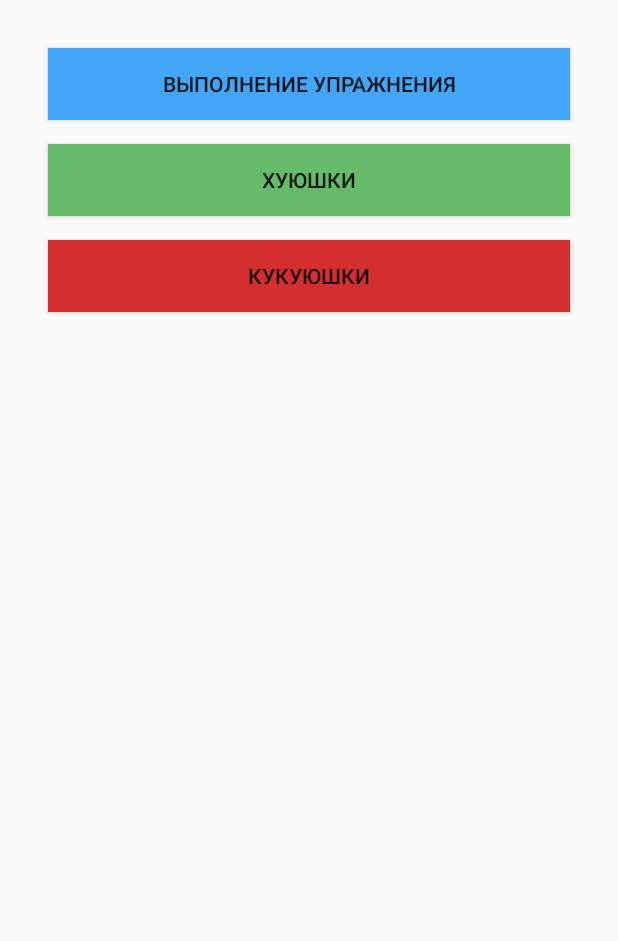
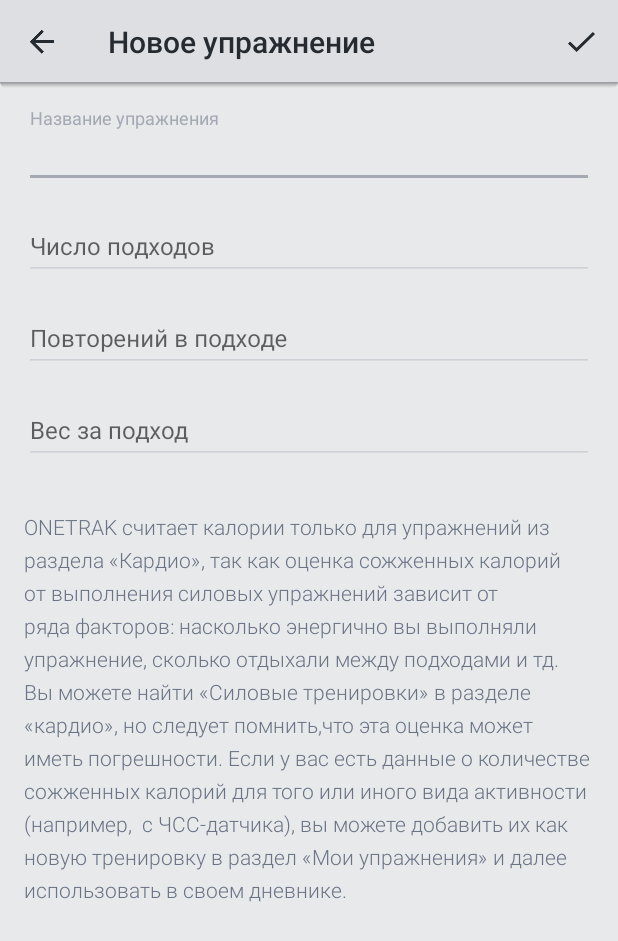
Before and after one commit to Khavronsky/UnitedExercises, an Android app: the screen it shows after launch (MainActivity before the commit, CreatePowerExerciseActivity after it), after a tap on "КУКУЮШКИ", on a phone screen of 412 x 824 dp. Shown: the top 941 px of the screen. Run offline under Robolectric (Android 15) with nearby library versions, the phone set to English and light mode, and no system bars; our stand-ins replace ButterKnife.

Commit message:
added CreatePowerExActivity without pickers

```diff
--- a/app/src/main/AndroidManifest.xml
+++ b/app/src/main/AndroidManifest.xml
@@ -23,6 +23,8 @@
             android:screenOrientation="portrait" />
         <activity android:name=".create_new_exercises.new_cardio_exercise.CreateCardioExerciseActivity"
             android:screenOrientation="portrait" />
+        <activity android:name=".create_new_exercises.new_power_exercise.CreatePowerExerciseActivity"
+            android:screenOrientation="portrait" />
     </application>
 
 </manifest>
--- a/app/src/main/java/com/khavronsky/unitedexercises/MainActivity.java
+++ b/app/src/main/java/com/khavronsky/unitedexercises/MainActivity.java
@@ -1,6 +1,7 @@
 package com.khavronsky.unitedexercises;
 
 import com.khavronsky.unitedexercises.create_new_exercises.new_cardio_exercise.CreateCardioExerciseActivity;
+import com.khavronsky.unitedexercises.create_new_exercises.new_power_exercise.CreatePowerExerciseActivity;
 import com.khavronsky.unitedexercises.exercise_performance.ExercisePerformActivity;
 
 import android.content.Intent;
@@ -35,6 +36,7 @@ public class MainActivity extends AppCompatActivity {
                 startActivity(new Intent(this, CreateCardioExerciseActivity.class));
                 break;
             case R.id.btn3:
+                startActivity(new Intent(this, CreatePowerExerciseActivity.class));
                 break;
         }
     }
--- /dev/null
+++ b/app/src/main/java/com/khavronsky/unitedexercises/create_new_exercises/new_power_exercise/CreatePowerExerciseActivity.java
@@ -0,0 +1,176 @@
+package com.khavronsky.unitedexercises.create_new_exercises.new_power_exercise;
+
+import com.khavronsky.unitedexercises.R;
+import com.khavronsky.unitedexercises.exercises_models.PowerExerciseModel;
+import com.khavronsky.unitedexercises.import_from_grand_project.IntNumPickerFragment;
+
+import android.os.Bundle;
+import android.support.v7.app.AppCompatActivity;
+import android.support.v7.widget.Toolbar;
+import android.text.Editable;
+import android.text.TextWatcher;
+import android.view.Menu;
+import android.view.MenuItem;
+import android.view.View;
+import android.widget.EditText;
+import android.widget.Toast;
+
+import butterknife.BindView;
+import butterknife.ButterKnife;
+import butterknife.OnClick;
+
+public class CreatePowerExerciseActivity extends AppCompatActivity implements View.OnClickListener {
+
+    TextWatcher mTextWatcher;
+
+    @BindView(R.id.toolbar)
+    Toolbar mToolbar;
+
+    @BindView(R.id.ex_title)
+    EditText mExTitle;
+
+    @BindView(R.id.ex_sets)
+    EditText mExSets;
+
+    @BindView(R.id.ex_repeats)
+    EditText mExRepeats;
+
+    @BindView(R.id.ex_weight)
+    EditText mExWeight;
+
+    private PowerExerciseModel mPowerExerciseModel;
+
+    private IntNumPickerFragment mIntNumPickerDialog;
+
+    public void setPowerExerciseModel(final PowerExerciseModel powerExerciseModel) {
+        mPowerExerciseModel = powerExerciseModel;
+    }
+
+    @OnClick({R.id.ex_sets, R.id.ex_repeats, R.id.ex_weight})
+    public void onViewClicked(View view) {
+        switch (view.getId()) {
+            case R.id.ex_sets:
+                break;
+            case R.id.ex_repeats:
+                break;
+            case R.id.ex_weight:
+                break;
+        }
+    }
+
+//    void showIntPicker(int min, int max, int currentVal, int onePointVal) {
+//        if (mIntNumPickerDialog == null) {
+//            mIntNumPickerDialog = IntNumPickerFragment.newInstance(min, max, currentVal, onePointVal);
+//            mIntNumPickerDialog.setCallback(this);
+//            mIntNumPickerDialog.show(getSupportFragmentManager(), "picker");
+//        }
+//    }
+
+    @Override
+    protected void onCreate(Bundle savedInstanceState) {
+        super.onCreate(savedInstanceState);
+
+        setContentView(R.layout.create_power_ex_activity);
+        ButterKnife.bind(this);
+        setToolbar();
+        setEditText(mPowerExerciseModel);
+        setPowerExerciseModel(new PowerExerciseModel());
+    }
+
+    private void setEditText(PowerExerciseModel powerExerciseModel) {
+
+        if (powerExerciseModel != null) {
+
+            mExTitle.setText(powerExerciseModel.getTitle());
+            mExSets.setText(powerExerciseModel.getSets());
+            mExRepeats.setText(powerExerciseModel.getRepeats());
+            mExWeight.setText(powerExerciseModel.getWeight());
+        }
+        mTextWatcher = new TextWatcher() {
+            @Override
+            public void beforeTextChanged(final CharSequence s, final int start, final int count,
+                    final int after) {
+            }
+
+            @Override
+            public void onTextChanged(final CharSequence s, final int start, final int before, final int count) {
+            }
+
+            @Override
+            public void afterTextChanged(final Editable s) {
+                try {
+                    if (Integer.parseInt(String.valueOf(s)) == 0) {
+                        s.clear();
+                    }
+                } catch (NumberFormatException e) {
+                }
+            }
+        };
+        mExTitle.addTextChangedListener(mTextWatcher);
+        mExSets.addTextChangedListener(mTextWatcher);
+        mExRepeats.addTextChangedListener(mTextWatcher);
+        mExWeight.addTextChangedListener(mTextWatcher);
+
+    }
+
+    void setToolbar() {
+        mToolbar = (Toolbar) findViewById(R.id.toolbar);
+        mToolbar.setTitle("Новое упражнение");
+        setSupportActionBar(mToolbar);
+        mToolbar.inflateMenu(R.menu.menu);
+        mToolbar.setNavigationOnClickListener(this);
+        mToolbar.setNavigationIcon(R.drawable.arrow_back);
+    }
+
+    private boolean saveExercise() {
+        if (mExTitle.getText().length() == 0) {
+            Toast.makeText(this, "Ойойой1", Toast.LENGTH_SHORT).show();
+            return false;
+        }
+        if (mExSets.getText().length() == 0) {
+            Toast.makeText(this, "Ойойой2", Toast.LENGTH_SHORT).show();
+            return false;
+        }
+        if (mExRepeats.getText().length() == 0) {
+            Toast.makeText(this, "Ойойой3", Toast.LENGTH_SHORT).show();
+            return false;
+        }
+        if (mExWeight.getText().length() == 0) {
+            Toast.makeText(this, "Ойойой4", Toast.LENGTH_SHORT).show();
+            return false;
+        }
+        mPowerExerciseModel
+                .setSets(Integer.parseInt(String.valueOf(mExSets.getText())))
+                .setRepeats(Integer.parseInt(String.valueOf(mExRepeats.getText())))
+                .setWeight(Integer.parseInt(String.valueOf(mExWeight.getText())))
+                .setTitle(String.valueOf(mExTitle.getText()))
+        ;
+        return true;
+    }
+
+    @Override
+    public void onClick(final View v) {
+        onBackPressed();
+    }
+
+
+    @Override
+    public boolean onCreateOptionsMenu(Menu menu) {
+        getMenuInflater().inflate(R.menu.menu, menu);
+        return true;
+    }
+
+    @Override
+    public boolean onOptionsItemSelected(MenuItem item) {
+        int id = item.getItemId();
+        if (id == R.id.save) {
+            boolean qwe = saveExercise();
+            if (qwe) {
+                Toast.makeText(this, "SAVE", Toast.LENGTH_SHORT).show();
+                finish();
+            }
+            return qwe;
+        }
+        return super.onOptionsItemSelected(item);
+    }
+}
--- /dev/null
+++ b/app/src/main/res/layout/create_power_ex_activity.xml
@@ -0,0 +1,115 @@
+<?xml version="1.0" encoding="utf-8"?>
+<RelativeLayout xmlns:android="http://schemas.android.com/apk/res/android"
+    xmlns:app="http://schemas.android.com/apk/res-auto"
+    xmlns:tools="http://schemas.android.com/tools"
+    android:layout_width="match_parent"
+    android:layout_height="match_parent"
+    android:layout_gravity="center"
+    android:background="@color/bg"
+    android:orientation="vertical">
+
+    <include
+        android:id="@+id/toolbar"
+        layout="@layout/layout_toolbar" />
+
+    <View
+        android:id="@+id/actionBaShadowView"
+        android:layout_width="match_parent"
+        android:layout_height="4dp"
+        android:layout_below="@+id/toolbar"
+        android:layout_marginTop="-1dp"
+        android:background="@drawable/bottom_shadow_dark" />
+
+    <android.support.v4.widget.NestedScrollView
+        android:layout_width="match_parent"
+        android:layout_height="wrap_content"
+        android:layout_below="@+id/toolbar"
+        app:theme="@style/EditText">
+
+        <LinearLayout
+            android:layout_width="match_parent"
+            android:layout_height="wrap_content"
+            android:orientation="vertical"
+            android:padding="16dp"
+            android:theme="@style/EditTextStyle">
+
+            <android.support.design.widget.TextInputLayout
+                android:layout_width="match_parent"
+                android:layout_height="wrap_content"
+
+                app:errorTextAppearance="@style/HintTextStyle">
+
+                <EditText
+                    android:id="@+id/ex_title"
+                    android:layout_width="match_parent"
+                    android:layout_height="wrap_content"
+                    android:hint="Название упражнения"
+                    android:inputType="text"
+                    android:textSize="16sp"
+                    android:textColor="@color/gray2" />
+            </android.support.design.widget.TextInputLayout>
+
+            <android.support.design.widget.TextInputLayout
+                android:layout_width="match_parent"
+                android:layout_height="wrap_content"
+                android:layout_marginTop="8dp"
+
+                app:errorTextAppearance="@style/HintTextStyle">
+
+                <EditText
+                    android:id="@+id/ex_sets"
+                    android:layout_width="match_parent"
+                    android:layout_height="wrap_content"
+                    android:hint="Число подходов"
+                    android:inputType="number"
+                    android:textSize="16sp" />
+            </android.support.design.widget.TextInputLayout>
+
+            <android.support.design.widget.TextInputLayout
+                android:layout_width="match_parent"
+                android:layout_height="wrap_content"
+                android:layout_marginTop="8dp"
+                app:errorEnabled="false"
+                app:errorTextAppearance="@style/HintTextStyle">
+
+                <EditText
+                    android:id="@+id/ex_repeats"
+                    android:layout_width="match_parent"
+                    android:layout_height="wrap_content"
+                    android:hint="Повторений в подходе"
+                    android:inputType="number"
+                    android:textSize="16sp" />
+            </android.support.design.widget.TextInputLayout>
+
+            <android.support.design.widget.TextInputLayout
+                android:layout_width="match_parent"
+                android:layout_height="wrap_content"
+                android:layout_marginTop="8dp"
+                app:errorEnabled="false"
+                app:errorTextAppearance="@style/HintTextStyle">
+
+                <EditText
+                    android:id="@+id/ex_weight"
+                    android:layout_width="match_parent"
+                    android:layout_height="wrap_content"
+                    android:hint="Вес за подход"
+                    android:inputType="number"
+                    android:textSize="16sp" />
+            </android.support.design.widget.TextInputLayout>
+
+
+            <TextView
+                android:layout_width="wrap_content"
+                android:layout_height="wrap_content"
+                android:layout_marginTop="32dp"
+                android:textSize="14sp"
+                android:fontFamily="sans-serif-light"
+                android:textStyle="normal"
+                android:textColor="#6b7485"
+                android:lineSpacingExtra="6sp"
+                android:text="ONETRAK считает калории только для упражнений из раздела «Кардио», так как оценка сожженных калорий от выполнения силовых упражнений зависит от ряда факторов: насколько энергично вы выполняли упражнение, сколько отдыхали между подходами и тд. Вы можете найти «Силовые тренировки» в разделе «кардио», но следует помнить,что эта оценка может иметь погрешности. Если у вас есть данные о количестве сожженных калорий для того или иного вида активности (например,  с ЧСС-датчика), вы можете добавить их как новую тренировку в раздел «Мои упражнения» и далее использовать в своем дневнике."
+                />
+        </LinearLayout>
+    </android.support.v4.widget.NestedScrollView>
+
+</RelativeLayout>
```
